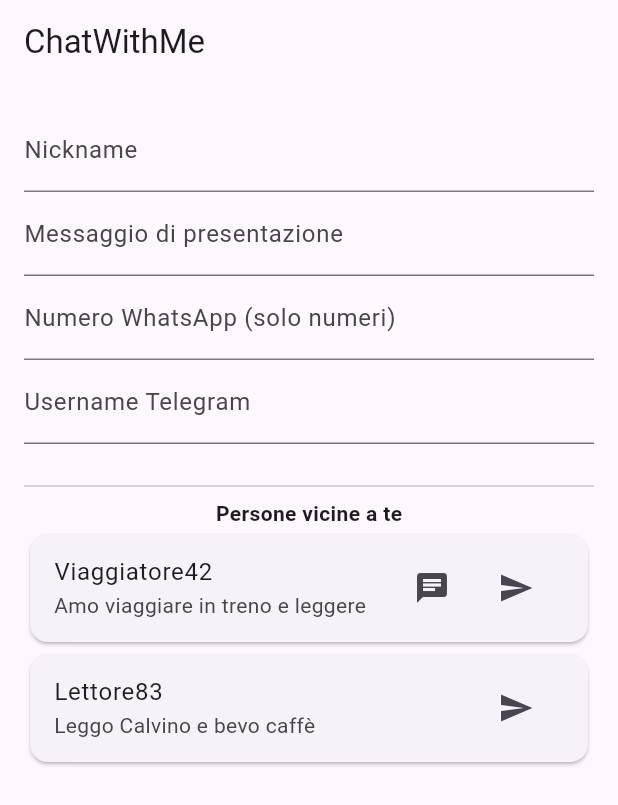
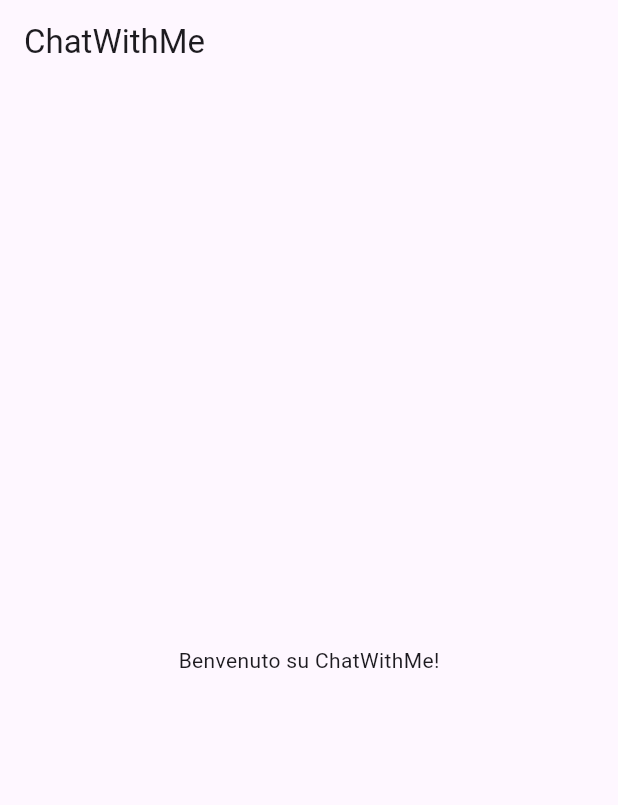
Before and after one commit to ILARIOBRANDANI/ChatWithme, a Flutter app: the screen it shows after launch, on a phone screen of 412 x 824 dp. Shown: the top 805 px of the screen. Run offline on Flutter 3.47's test engine with Material 3 defaults, Android fonts, the phone set to English and light mode, and no system bars.

Commit message:
Aggiornamento con progetto completo

```diff
--- a/lib/main.dart
+++ b/lib/main.dart
@@ -17,93 +17,13 @@ class ChatWithMeApp extends StatelessWidget {
   }
 }
 
-class HomeScreen extends StatefulWidget {
-  @override
-  State<HomeScreen> createState() => _HomeScreenState();
-}
-
-class _HomeScreenState extends State<HomeScreen> {
-  final TextEditingController nicknameController = TextEditingController();
-  final TextEditingController messageController = TextEditingController();
-  final TextEditingController whatsappController = TextEditingController();
-  final TextEditingController telegramController = TextEditingController();
-
-  List<Map<String, String>> nearbyUsers = [
-    {
-      'nickname': 'Viaggiatore42',
-      'message': 'Amo viaggiare in treno e leggere',
-      'whatsapp': '391234567890',
-      'telegram': 'viaggiatore42'
-    },
-    {
-      'nickname': 'Lettore83',
-      'message': 'Leggo Calvino e bevo caffè',
-      'whatsapp': '',
-      'telegram': 'lettore83'
-    },
-  ];
-
-  void openLink(String url) async {
-    if (await canLaunch(url)) {
-      await launch(url);
-    }
-  }
-
+class HomeScreen extends StatelessWidget {
   @override
   Widget build(BuildContext context) {
     return Scaffold(
       appBar: AppBar(title: Text('ChatWithMe')),
-      body: SingleChildScrollView(
-        padding: EdgeInsets.all(16),
-        child: Column(
-          children: [
-            TextField(
-              controller: nicknameController,
-              decoration: InputDecoration(labelText: 'Nickname'),
-            ),
-            TextField(
-              controller: messageController,
-              decoration: InputDecoration(labelText: 'Messaggio di presentazione'),
-            ),
-            TextField(
-              controller: whatsappController,
-              decoration: InputDecoration(labelText: 'Numero WhatsApp (solo numeri)'),
-              keyboardType: TextInputType.phone,
-            ),
-            TextField(
-              controller: telegramController,
-              decoration: InputDecoration(labelText: 'Username Telegram'),
-            ),
-            SizedBox(height: 20),
-            Divider(),
-            Text('Persone vicine a te', style: TextStyle(fontWeight: FontWeight.bold)),
-            ...nearbyUsers.map((user) {
-              return Card(
-                child: ListTile(
-                  title: Text(user['nickname'] ?? ''),
-                  subtitle: Text(user['message'] ?? ''),
-                  trailing: Wrap(
-                    spacing: 8,
-                    children: [
-                      if (user['whatsapp']!.isNotEmpty)
-                        IconButton(
-                          icon: Icon(Icons.chat),
-                          onPressed: () =>
-                              openLink('https://wa.me/${user['whatsapp']}'),
-                        ),
-                      if (user['telegram']!.isNotEmpty)
-                        IconButton(
-                          icon: Icon(Icons.send),
-                          onPressed: () =>
-                              openLink('https://t.me/${user['telegram']}'),
-                        ),
-                    ],
-                  ),
-                ),
-              );
-            }).toList()
-          ],
-        ),
+      body: Center(
+        child: Text('Benvenuto su ChatWithMe!'),
       ),
     );
   }
--- a/pubspec.yaml
+++ b/pubspec.yaml
@@ -1,6 +1,6 @@
 
 name: chatwithme
-description: Chat con utenti vicini, con contatti WhatsApp e Telegram
+description: App di base ChatWithMe completa
 
 version: 1.0.0+1
 
```
Also changed, not shown: 9 other files.
